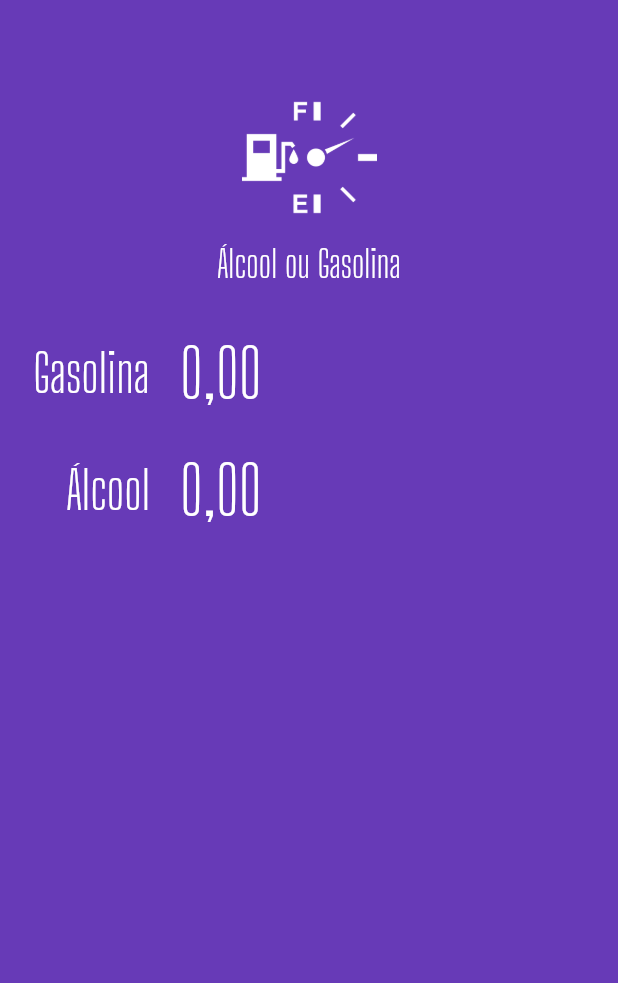
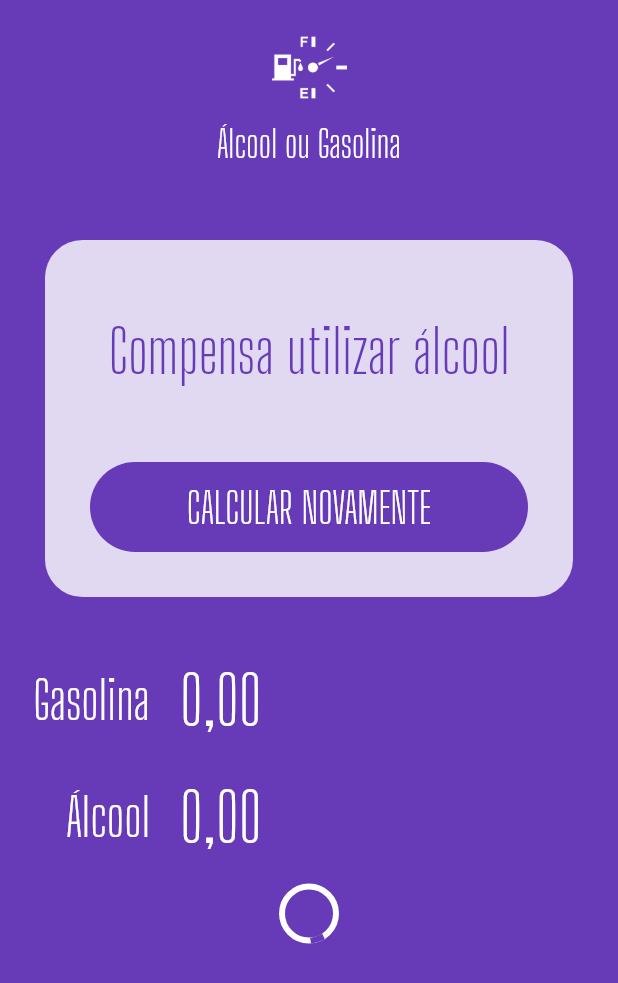
Before and after one commit to SalesMatheus/flutter-AOG, a Flutter app: the screen it shows after launch, on a phone screen of 412 x 824 dp. Shown: the top 983 px of the screen. Run offline on Flutter 3.47's test engine with Material 2 defaults, Android fonts, the phone set to English and light mode, and no system bars; our stand-ins replace flutter_masked_text.

Commit message:
add widget loading button

```diff
--- a/lib/main.dart
+++ b/lib/main.dart
@@ -1,3 +1,4 @@
+import 'package:alcool_ou_gasolina/widgets/loading-button.widget.dart';
 import 'package:alcool_ou_gasolina/widgets/logo.widget.dart';
 import 'package:flutter/material.dart';
 import 'package:flutter_masked_text/flutter_masked_text.dart';
@@ -31,6 +32,37 @@ class HomePage extends StatelessWidget {
       body: ListView(
         children: <Widget>[
           Logo(),
+          Container(
+            margin: EdgeInsets.all(30),
+            decoration: BoxDecoration(
+              color: Colors.white.withOpacity(0.8),
+              borderRadius: BorderRadius.circular(25),
+            ),
+            child: Column(
+              children: <Widget>[
+                SizedBox(
+                  height: 50,
+                ),
+                Text(
+                  "Compensa utilizar álcool",
+                  style: TextStyle(
+                    color: Theme.of(context).primaryColor,
+                    fontSize: 40,
+                    fontFamily: "Big Shoulders Display",
+                  ),
+                ),
+                SizedBox(
+                  height: 20,
+                ),
+                LoadingButton(
+                  busy: false,
+                  func: () {},
+                  text: "CALCULAR NOVAMENTE",
+                  invert: true,
+                ),
+              ],
+            ),
+          ),
           Input(
             ctrl: _gasCtrl,
             label: "Gasolina",
@@ -39,6 +71,12 @@ class HomePage extends StatelessWidget {
             ctrl: _alcCtrl,
             label: "Álcool",
           ),
+          LoadingButton(
+            busy: true,
+            func: () {},
+            text: "CALCULAR",
+            invert: false,
+          ),
         ],
       ),
     );
--- /dev/null
+++ b/lib/widgets/loading-button.widget.dart
@@ -0,0 +1,51 @@
+import 'package:flutter/material.dart';
+
+class LoadingButton extends StatelessWidget {
+  var busy = false;
+  var invert = false;
+  Function func;
+  var text = "";
+
+  LoadingButton({
+    @required this.busy,
+    @required this.func,
+    @required this.invert,
+    @required this.text,
+  });
+
+  @override
+  Widget build(BuildContext context) {
+    return busy
+        ? Container(
+            alignment: Alignment.center,
+            height: 50,
+            child: CircularProgressIndicator(
+              backgroundColor: Colors.white,
+            ),
+          )
+        : Container(
+            margin: EdgeInsets.all(30),
+            height: 60,
+            width: double.infinity,
+            decoration: BoxDecoration(
+              color: invert
+                  ? Theme.of(context).primaryColor
+                  : Colors.white.withOpacity(0.8),
+              borderRadius: BorderRadius.circular(
+                60,
+              ),
+            ),
+            child: FlatButton(
+              child: Text(
+                text,
+                style: TextStyle(
+                  color: invert ? Colors.white : Theme.of(context).primaryColor,
+                  fontSize: 29,
+                  fontFamily: "Big Shoulders Display",
+                ),
+              ),
+              onPressed: func,
+            ),
+          );
+  }
+}
--- a/lib/widgets/logo.widget.dart
+++ b/lib/widgets/logo.widget.dart
@@ -5,11 +5,11 @@ class Logo extends StatelessWidget {
   Widget build(BuildContext context) {
     return Column(children: <Widget>[
       SizedBox(
-        height: 60,
+        height: 20,
       ),
       Image.asset(
         "assets/images/aog-white.png",
-        height: 90,
+        height: 50,
       ),
       SizedBox(
         height: 10,
```
